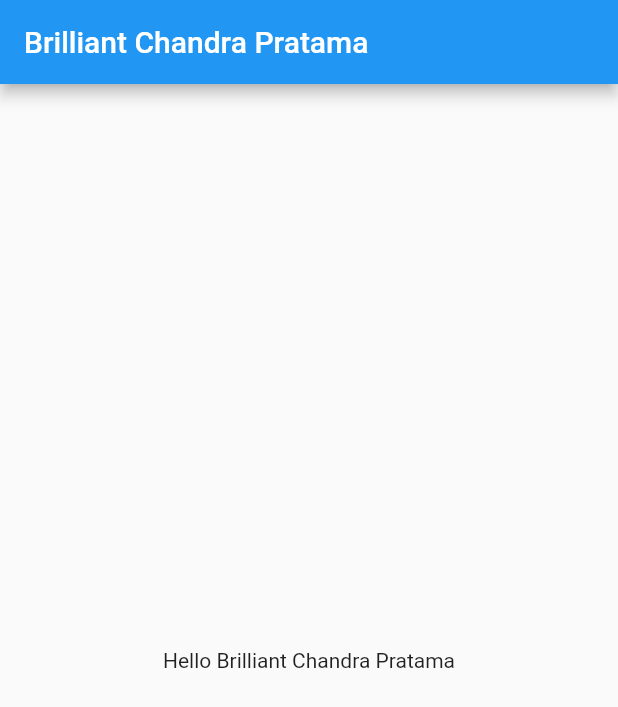
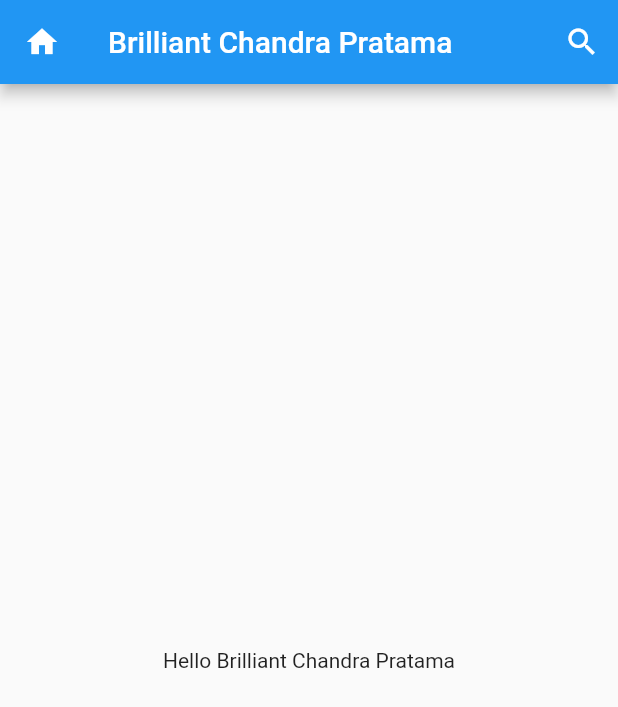
Before and after one commit to Mobile-Programming-MDP/materi-latihan-flutter-brilliantCP, a Flutter app: the screen it shows after launch, on a phone screen of 412 x 824 dp. Shown: the top 707 px of the screen. Run offline on Flutter 3.47's test engine with Material 2 defaults, Android fonts, the phone set to English and light mode, and no system bars.

Commit message:
Third Commit
nambah icon

```diff
--- a/hello_widget/lib/main.dart
+++ b/hello_widget/lib/main.dart
@@ -23,6 +23,17 @@ class FirstScreen extends StatelessWidget{
   Widget build(BuildContext context){
     return Scaffold(
       appBar: AppBar(title: const Text("Brilliant Chandra Pratama"),
+      actions: <Widget>[
+        IconButton(
+          onPressed: (){}, icon: const Icon(
+            Icons.search,
+            color: Colors.white,
+          ))
+      ],
+      leading: IconButton(
+        onPressed: (){},
+        icon: const Icon(Icons.home, color: Colors.white)
+        ),
       ),
       body: const Center(
         child: Text("Hello Brilliant Chandra Pratama"),
```
